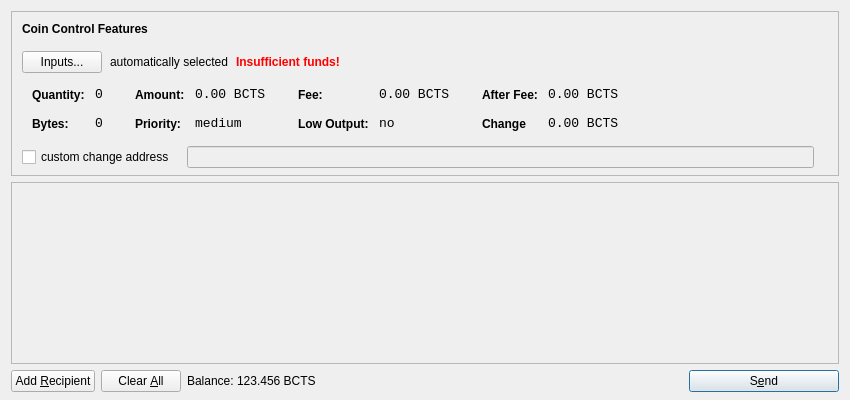
Above: src/qt/forms/sendcoinsdialog.ui from bctscoin/BCTS before the change. Below: the same form after it.
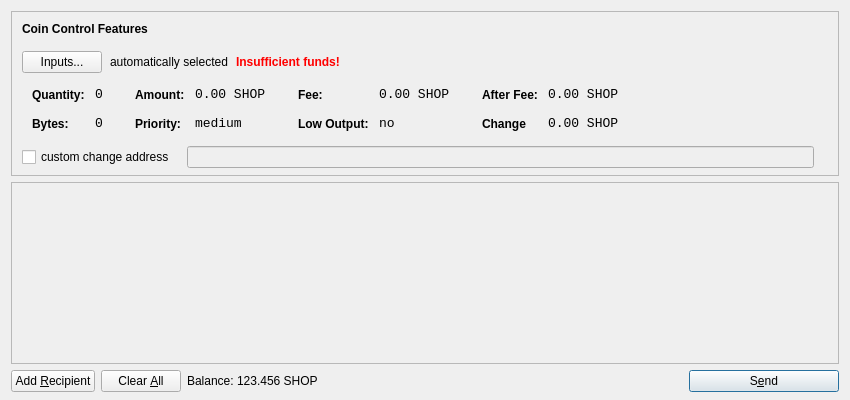
That is the form after the change. Icons and pictures are not drawn.

What changed in the file:
```diff
--- a/src/qt/forms/sendcoinsdialog.ui
+++ b/src/qt/forms/sendcoinsdialog.ui
@@ -321,7 +321,7 @@
                   <enum>Qt::ActionsContextMenu</enum>
                  </property>
                  <property name="text">
-                  <string>0.00 BCTS</string>
+                  <string>0.00 SHOP</string>
                  </property>
                  <property name="textInteractionFlags">
                   <set>Qt::LinksAccessibleByMouse|Qt::TextSelectableByKeyboard|Qt::TextSelectableByMouse</set>
@@ -407,7 +407,7 @@
                   <enum>Qt::ActionsContextMenu</enum>
                  </property>
                  <property name="text">
-                  <string>0.00 BCTS</string>
+                  <string>0.00 SHOP</string>
                  </property>
                  <property name="textInteractionFlags">
                   <set>Qt::LinksAccessibleByMouse|Qt::TextSelectableByKeyboard|Qt::TextSelectableByMouse</set>
@@ -493,7 +493,7 @@
                   <enum>Qt::ActionsContextMenu</enum>
                  </property>
                  <property name="text">
-                  <string>0.00 BCTS</string>
+                  <string>0.00 SHOP</string>
                  </property>
                  <property name="textInteractionFlags">
                   <set>Qt::LinksAccessibleByMouse|Qt::TextSelectableByKeyboard|Qt::TextSelectableByMouse</set>
@@ -525,7 +525,7 @@
                   <enum>Qt::ActionsContextMenu</enum>
                  </property>
                  <property name="text">
-                  <string>0.00 BCTS</string>
+                  <string>0.00 SHOP</string>
                  </property>
                  <property name="textInteractionFlags">
                   <set>Qt::LinksAccessibleByMouse|Qt::TextSelectableByKeyboard|Qt::TextSelectableByMouse</set>
@@ -732,7 +732,7 @@
           <cursorShape>IBeamCursor</cursorShape>
          </property>
          <property name="text">
-          <string>123.456 BCTS</string>
+          <string>123.456 SHOP</string>
          </property>
          <property name="textInteractionFlags">
           <set>Qt::LinksAccessibleByMouse|Qt::TextSelectableByKeyboard|Qt::TextSelectableByMouse</set>
```
